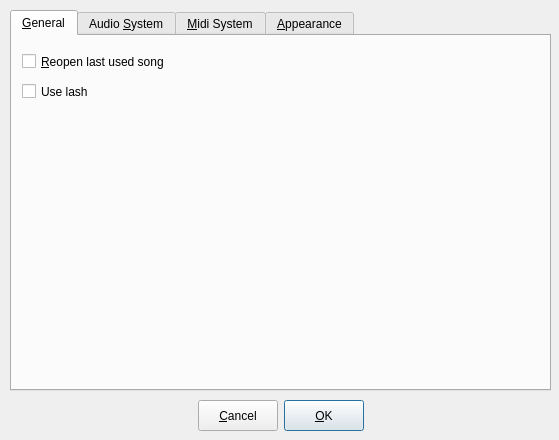
The window that gui/src/UI/PreferencesDialog_UI.ui (lxlxlo/composite-devel) describes before a commit, drawn with Qt 5.
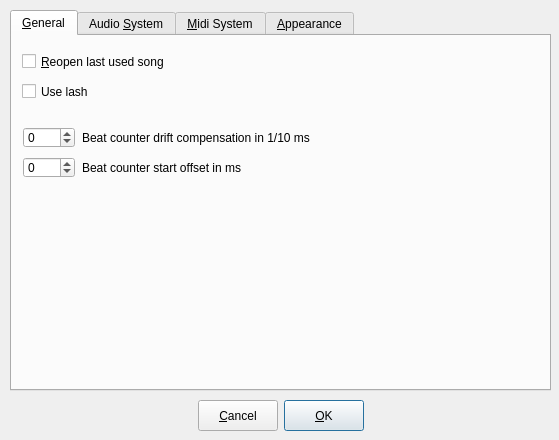
The same window after the commit. The open tabs and pages were chosen to show the change. Custom widgets are drawn as their Qt base class.

Patch:
```diff
--- a/gui/src/UI/PreferencesDialog_UI.ui
+++ b/gui/src/UI/PreferencesDialog_UI.ui
@@ -143,6 +143,14 @@
     <number>1</number>
    </property>
    <widget class="QWidget" name="tab_1" >
+    <property name="geometry" >
+     <rect>
+      <x>0</x>
+      <y>0</y>
+      <width>537</width>
+      <height>355</height>
+     </rect>
+    </property>
     <attribute name="title" >
      <string>&amp;General</string>
     </attribute>
@@ -181,6 +189,70 @@
       <string>Use lash</string>
      </property>
     </widget>
+    <widget class="QSpinBox" name="sBcountOffset" >
+     <property name="geometry" >
+      <rect>
+       <x>11</x>
+       <y>91</y>
+       <width>52</width>
+       <height>21</height>
+      </rect>
+     </property>
+     <property name="toolTip" >
+      <string>first step, adjust timing mismatch between controller/keyboard trigger latency and computed bpm</string>
+     </property>
+     <property name="minimum" >
+      <number>-200</number>
+     </property>
+     <property name="maximum" >
+      <number>200</number>
+     </property>
+    </widget>
+    <widget class="QLabel" name="bClabel_2" >
+     <property name="geometry" >
+      <rect>
+       <x>70</x>
+       <y>91</y>
+       <width>331</width>
+       <height>21</height>
+      </rect>
+     </property>
+     <property name="text" >
+      <string>Beat counter drift compensation in 1/10 ms   </string>
+     </property>
+    </widget>
+    <widget class="QSpinBox" name="sBstartOffset" >
+     <property name="geometry" >
+      <rect>
+       <x>11</x>
+       <y>121</y>
+       <width>52</width>
+       <height>21</height>
+      </rect>
+     </property>
+     <property name="toolTip" >
+      <string>second step, adjust offset between last controller/keybord trigger and the deferred sequencer startup </string>
+     </property>
+     <property name="minimum" >
+      <number>-500</number>
+     </property>
+     <property name="maximum" >
+      <number>500</number>
+     </property>
+    </widget>
+    <widget class="QLabel" name="label" >
+     <property name="geometry" >
+      <rect>
+       <x>70</x>
+       <y>121</y>
+       <width>261</width>
+       <height>21</height>
+      </rect>
+     </property>
+     <property name="text" >
+      <string>Beat counter start offset in ms    </string>
+     </property>
+    </widget>
    </widget>
    <widget class="QWidget" name="tab_2" >
     <attribute name="title" >
```
Left out of the diff: 150 changed lines with no effect on the pictures.
